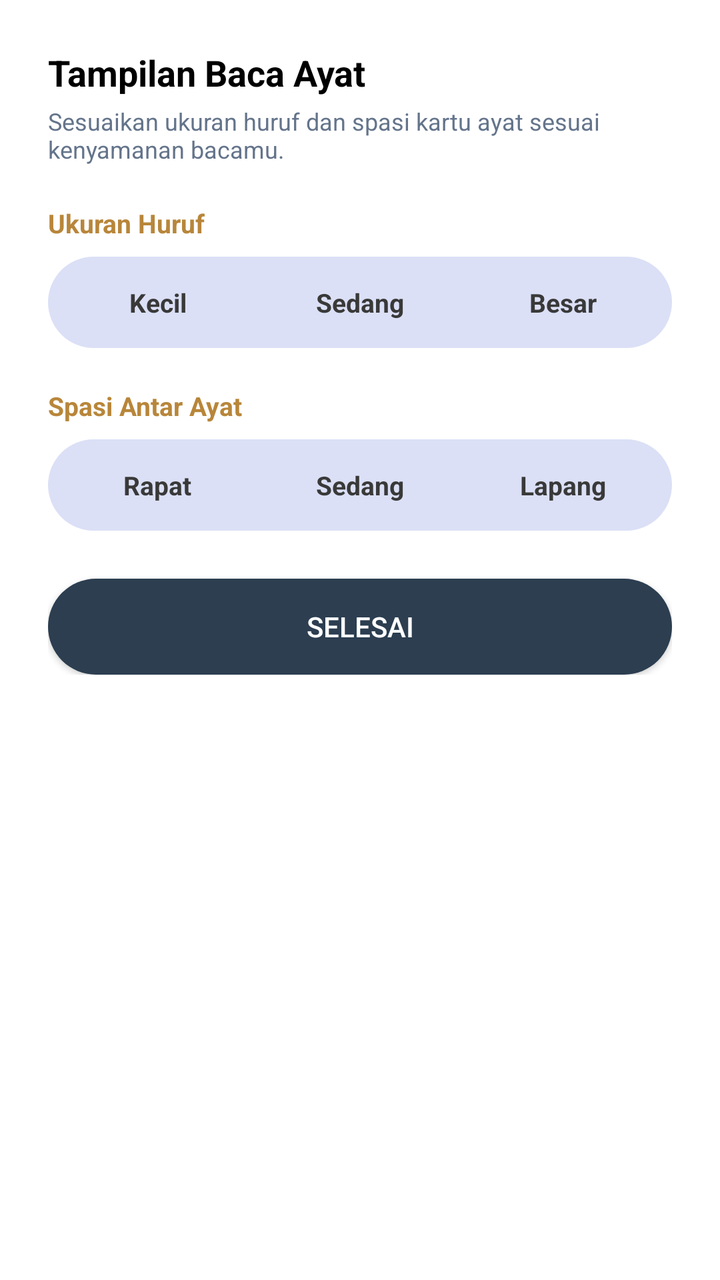
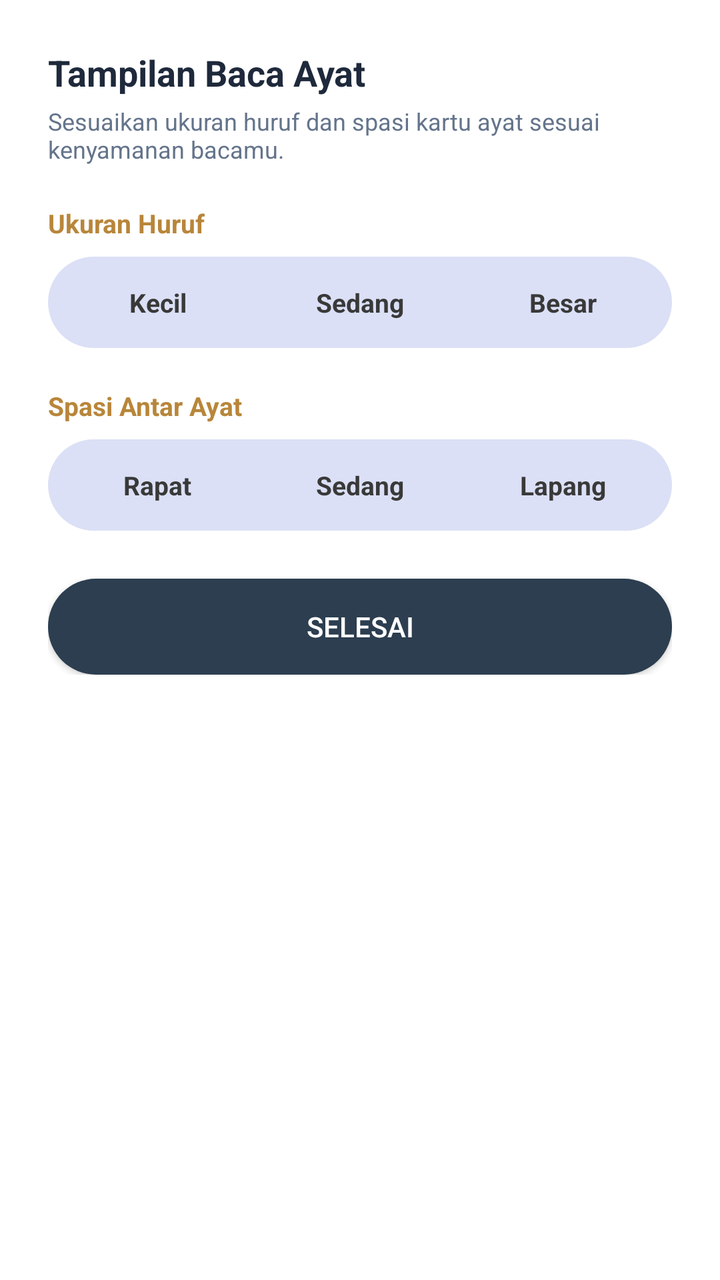

An Android layout rendered at two revisions. The XML below is the earlier revision; the diff shows what the commit changed to produce the second picture.
<!-- AndroidManifest.xml: application theme AppTheme -->
<!-- res/layout/dialog_quran_display.xml -->
<?xml version="1.0" encoding="utf-8"?>
<ScrollView xmlns:android="http://schemas.android.com/apk/res/android"
    android:layout_width="match_parent"
    android:layout_height="wrap_content"
    android:maxHeight="560dp">

    <LinearLayout
        android:layout_width="match_parent"
        android:layout_height="wrap_content"
        android:orientation="vertical"
        android:padding="24dp"
        android:background="@drawable/bg_card_up_rounded">

        <TextView
            android:layout_width="wrap_content"
            android:layout_height="wrap_content"
            android:text="Tampilan Baca Ayat"
            android:textSize="18sp"
            android:textStyle="bold"
            android:textColor="@android:color/black"
            android:layout_marginBottom="4dp" />

        <TextView
            android:layout_width="wrap_content"
            android:layout_height="wrap_content"
            android:text="Sesuaikan ukuran huruf dan spasi kartu ayat sesuai kenyamanan bacamu."
            android:textSize="12sp"
            android:textColor="@color/text_secondary"
            android:layout_marginBottom="20dp" />

        <TextView
            android:layout_width="wrap_content"
            android:layout_height="wrap_content"
            android:text="Ukuran Huruf"
            android:textSize="13sp"
            android:textStyle="bold"
            android:textColor="@color/text_label_gold"
            android:layout_marginBottom="8dp" />

        <LinearLayout
            android:id="@+id/layoutTextSizeOptions"
            android:layout_width="match_parent"
            android:layout_height="wrap_content"
            android:orientation="horizontal"
            android:background="@drawable/bg_toggle_container"
            android:padding="4dp"
            android:layout_marginBottom="20dp">

            <TextView
                android:id="@+id/tvTextSizeKecil"
                android:layout_width="0dp"
                android:layout_height="wrap_content"
                android:layout_weight="1"
                android:gravity="center"
                android:paddingVertical="10dp"
                android:text="Kecil"
                android:textColor="@color/text_unselected"
                android:textSize="13sp"
                android:textStyle="bold" />

            <TextView
                android:id="@+id/tvTextSizeSedang"
                android:layout_width="0dp"
                android:layout_height="wrap_content"
                android:layout_weight="1"
                android:gravity="center"
                android:paddingVertical="10dp"
                android:text="Sedang"
                android:textColor="@color/text_unselected"
                android:textSize="13sp"
                android:textStyle="bold" />

            <TextView
                android:id="@+id/tvTextSizeBesar"
                android:layout_width="0dp"
                android:layout_height="wrap_content"
                android:layout_weight="1"
                android:gravity="center"
                android:paddingVertical="10dp"
                android:text="Besar"
                android:textColor="@color/text_unselected"
                android:textSize="13sp"
                android:textStyle="bold" />

        </LinearLayout>

        <TextView
            android:layout_width="wrap_content"
            android:layout_height="wrap_content"
            android:text="Spasi Antar Ayat"
            android:textSize="13sp"
            android:textStyle="bold"
            android:textColor="@color/text_label_gold"
            android:layout_marginBottom="8dp" />

        <LinearLayout
            android:id="@+id/layoutSpacingOptions"
            android:layout_width="match_parent"
            android:layout_height="wrap_content"
            android:orientation="horizontal"
            android:background="@drawable/bg_toggle_container"
            android:padding="4dp"
            android:layout_marginBottom="24dp">

            <TextView
                android:id="@+id/tvSpacingRapat"
                android:layout_width="0dp"
                android:layout_height="wrap_content"
                android:layout_weight="1"
                android:gravity="center"
                android:paddingVertical="10dp"
                android:text="Rapat"
                android:textColor="@color/text_unselected"
                android:textSize="13sp"
                android:textStyle="bold" />

            <TextView
                android:id="@+id/tvSpacingSedang"
                android:layout_width="0dp"
                android:layout_height="wrap_content"
                android:layout_weight="1"
                android:gravity="center"
                android:paddingVertical="10dp"
                android:text="Sedang"
                android:textColor="@color/text_unselected"
                android:textSize="13sp"
                android:textStyle="bold" />

            <TextView
                android:id="@+id/tvSpacingLapang"
                android:layout_width="0dp"
                android:layout_height="wrap_content"
                android:layout_weight="1"
                android:gravity="center"
                android:paddingVertical="10dp"
                android:text="Lapang"
                android:textColor="@color/text_unselected"
                android:textSize="13sp"
                android:textStyle="bold" />

        </LinearLayout>

        <androidx.appcompat.widget.AppCompatButton
            android:id="@+id/btnTutupQuranDisplay"
            android:layout_width="match_parent"
            android:layout_height="wrap_content"
            android:text="Selesai"
            android:background="@drawable/bg_btn_main_dark"
            android:textColor="@android:color/white" />

    </LinearLayout>
</ScrollView>
<!-- resources referenced by this layout -->
<resources>
  <color name="text_label_gold">#B8863A</color>
  <color name="text_secondary">#64748B</color>
  <color name="text_unselected">#393939</color>
  <!-- drawable bg_btn_main_dark (drawable) -->
  <?xml version="1.0" encoding="utf-8"?>
  <shape xmlns:android="http://schemas.android.com/apk/res/android"
      android:shape="rectangle">
  
      <solid android:color="#2C3E50" />
  
      <corners android:radius="24dp" />
  </shape>
  <!-- drawable bg_card_up_rounded (drawable) -->
  <?xml version="1.0" encoding="utf-8"?>
  <shape xmlns:android="http://schemas.android.com/apk/res/android">
      <solid android:color="@color/card_white"/>
  
  
      <corners
          android:topLeftRadius="16dp"
          android:topRightRadius="16dp"
          android:bottomLeftRadius="0dp"
          android:bottomRightRadius="0dp" />
  
  </shape>
  <!-- drawable bg_toggle_container (drawable) -->
  <?xml version="1.0" encoding="utf-8"?>
  <shape xmlns:android="http://schemas.android.com/apk/res/android">
      <solid android:color="@color/toggle_bg_container"/>
      <corners android:radius="999dp"/>
  </shape>
  <style name="AppTheme" parent="Theme.AlKaukaba">
          <item name="android:windowDrawsSystemBarBackgrounds" tools:targetApi="lollipop">true</item>
      </style>
  <color name="card_white">#FFFFFF</color>
  <color name="toggle_bg_container">#DBE0F6</color>
  <style name="Theme.AlKaukaba" parent="Theme.MaterialComponents.DayNight.NoActionBar">
          
          <item name="colorPrimary">@color/purple_500</item>
          <item name="colorPrimaryVariant">@color/transparent</item>
          <item name="colorOnPrimary">@color/white</item>
          
          <item name="colorSecondary">@color/teal_200</item>
          <item name="colorSecondaryVariant">@color/teal_700</item>
          <item name="colorOnSecondary">@color/black</item>
          
          <item name="android:statusBarColor" tools:targetApi="l">?attr/colorPrimaryVariant</item>
          
          <item name="bottomSheetDialogTheme">@style/ThemeOverlay.AlKaukaba.BottomSheetDialog</item>
      </style>
  <color name="purple_500">#FF6200EE</color>
  <color name="transparent">#00FFFFFF</color>
  <color name="white">#FFFFFFFF</color>
  <color name="teal_200">#FF03DAC5</color>
  <color name="teal_700">#FF018786</color>
  <color name="black">#FF000000</color>
  <style name="ThemeOverlay.AlKaukaba.BottomSheetDialog" parent="ThemeOverlay.MaterialComponents.BottomSheetDialog">
          <item name="bottomSheetStyle">@style/Widget.AlKaukaba.BottomSheet.Modal</item>
      </style>
  <style name="Widget.AlKaukaba.BottomSheet.Modal" parent="Widget.MaterialComponents.BottomSheet.Modal">
          <item name="shapeAppearanceOverlay">@style/ShapeAppearance.AlKaukaba.BottomSheet</item>
      </style>
  <style name="ShapeAppearance.AlKaukaba.BottomSheet" parent="">
          <item name="cornerFamily">rounded</item>
          <item name="cornerSizeTopLeft">16dp</item>
          <item name="cornerSizeTopRight">16dp</item>
          <item name="cornerSizeBottomLeft">0dp</item>
          <item name="cornerSizeBottomRight">0dp</item>
      </style>
</resources>

<!-- the commit's change to res/layout/dialog_quran_display.xml (unified diff, before → after) -->
@@ -17,7 +17,7 @@
             android:text="Tampilan Baca Ayat"
             android:textSize="18sp"
             android:textStyle="bold"
-            android:textColor="@android:color/black"
+            android:textColor="@color/text_primary"
             android:layout_marginBottom="4dp" />
 
         <TextView
<!-- resource entries referenced after the edit -->
@@ -1,6 +1,7 @@
 <!-- resources referenced by this layout -->
 <resources>
   <color name="text_label_gold">#B8863A</color>
+  <color name="text_primary">#1E293B</color>
   <color name="text_secondary">#64748B</color>
   <color name="text_unselected">#393939</color>
   <!-- drawable bg_btn_main_dark (drawable) -->
